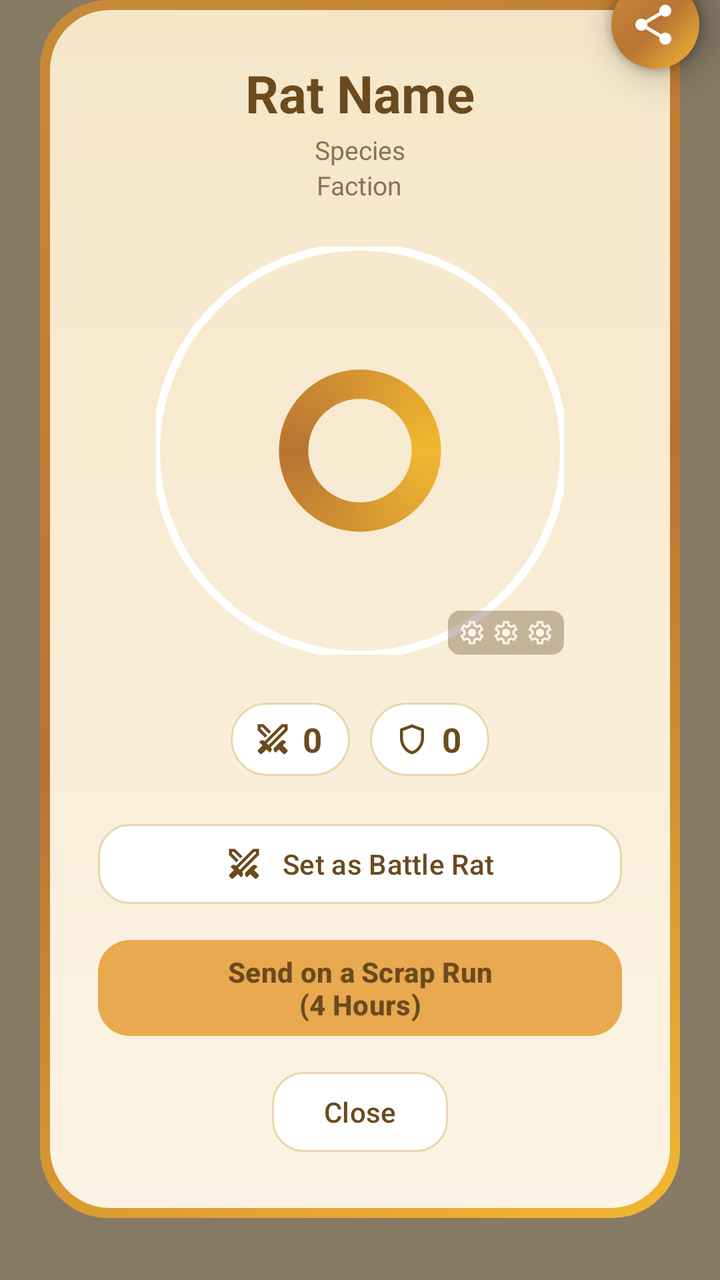
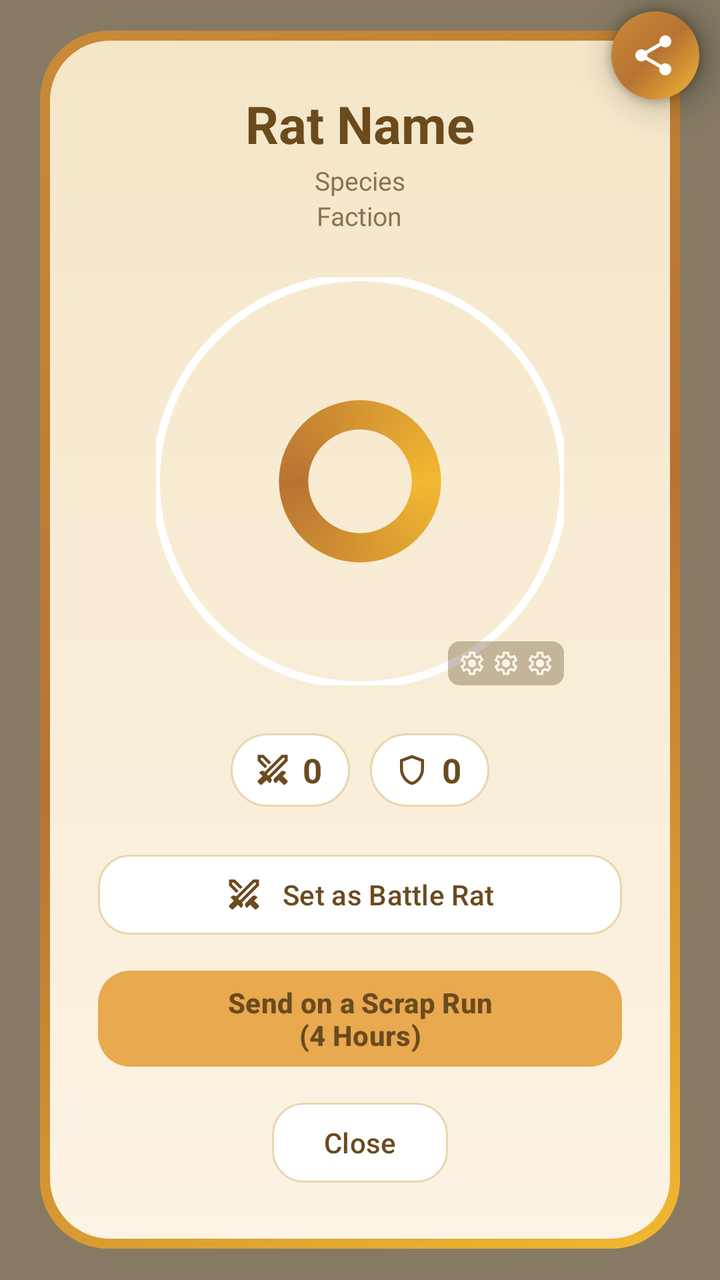

An Android layout rendered at two revisions. The XML below is the earlier revision; the diff shows what the commit changed to produce the second picture.
<!-- AndroidManifest.xml: application theme Theme.RatKingRecon -->
<!-- res/layout/dialog_enlarged_rat.xml -->
<?xml version="1.0" encoding="utf-8"?>
<RelativeLayout xmlns:android="http://schemas.android.com/apk/res/android"
    xmlns:app="http://schemas.android.com/apk/res-auto"
    android:id="@+id/enlargedLayout"
    android:layout_width="match_parent"
    android:layout_height="match_parent"
    android:background="#993A2A12"
    android:gravity="center">

    
    <FrameLayout
        android:id="@+id/enlargedCard"
        android:layout_width="320dp"
        android:layout_height="wrap_content"
        android:layout_centerInParent="true"
        android:elevation="10dp">

        
        <LinearLayout
            android:id="@+id/enlargedCardBorder"
            android:layout_width="match_parent"
            android:layout_height="wrap_content"
            android:orientation="vertical"
            android:background="@drawable/bg_recon_card_outer"
            android:padding="5dp">

        <LinearLayout
            android:layout_width="match_parent"
            android:layout_height="wrap_content"
            android:orientation="vertical"
            android:background="@drawable/bg_recon_card_inner"
            android:padding="24dp"
            android:gravity="center">

            <TextView
                android:id="@+id/enlargedRatName"
                android:layout_width="wrap_content"
                android:layout_height="wrap_content"
                android:textColor="@color/text_primary"
                android:textSize="26sp"
                android:textStyle="bold"
                android:text="Rat Name"
                android:layout_marginBottom="2dp" />

            
            <TextView
                android:id="@+id/enlargedRatSpecies"
                android:layout_width="wrap_content"
                android:layout_height="wrap_content"
                android:gravity="center"
                android:textColor="@color/text_muted"
                android:textSize="13sp"
                android:text="Species" />

            
            <TextView
                android:id="@+id/enlargedRatFaction"
                android:layout_width="wrap_content"
                android:layout_height="wrap_content"
                android:gravity="center"
                android:textColor="@color/text_muted"
                android:textSize="13sp"
                android:text="Faction"
                android:layout_marginBottom="14dp" />

            <FrameLayout
                android:layout_width="220dp"
                android:layout_height="220dp"
                android:layout_marginBottom="16dp">

                <View
                    android:layout_width="match_parent"
                    android:layout_height="match_parent"
                    android:background="@drawable/bg_recon_portrait_ring" />

                <com.google.android.material.imageview.ShapeableImageView
                    android:id="@+id/enlargedRatImage"
                    android:layout_width="204dp"
                    android:layout_height="204dp"
                    android:layout_gravity="center"
                    android:scaleType="centerCrop"
                    app:shapeAppearanceOverlay="@style/ShapeAppearanceOverlay.RatKing.Circle"
                    app:strokeColor="@color/card_white"
                    app:strokeWidth="4dp" />

                
                <LinearLayout
                    android:id="@+id/enlargedRatGears"
                    android:layout_width="wrap_content"
                    android:layout_height="wrap_content"
                    android:layout_gravity="bottom|end"
                    android:layout_margin="8dp"
                    android:orientation="horizontal"
                    android:background="@drawable/bg_badge_scrim"
                    android:paddingHorizontal="5dp"
                    android:paddingVertical="4dp">

                    <ImageView
                        android:id="@+id/enlargedGear1"
                        android:layout_width="14dp"
                        android:layout_height="14dp"
                        android:src="@drawable/ic_settings"
                        app:tint="@color/cream"
                        android:importantForAccessibility="no" />

                    <ImageView
                        android:id="@+id/enlargedGear2"
                        android:layout_width="14dp"
                        android:layout_height="14dp"
                        android:layout_marginStart="3dp"
                        android:src="@drawable/ic_settings"
                        app:tint="@color/cream"
                        android:importantForAccessibility="no" />

                    <ImageView
                        android:id="@+id/enlargedGear3"
                        android:layout_width="14dp"
                        android:layout_height="14dp"
                        android:layout_marginStart="3dp"
                        android:src="@drawable/ic_settings"
                        app:tint="@color/cream"
                        android:importantForAccessibility="no" />
                </LinearLayout>
            </FrameLayout>

            <LinearLayout
                android:layout_width="wrap_content"
                android:layout_height="wrap_content"
                android:orientation="horizontal"
                android:layout_marginBottom="20dp">

                <LinearLayout
                    android:layout_width="wrap_content"
                    android:layout_height="wrap_content"
                    android:background="@drawable/bg_recon_stat_pill"
                    android:gravity="center_vertical"
                    android:orientation="horizontal"
                    android:paddingStart="12dp"
                    android:paddingEnd="14dp"
                    android:paddingVertical="7dp">

                    <ImageView
                        android:layout_width="18dp"
                        android:layout_height="18dp"
                        android:src="@drawable/ic_power"
                        android:contentDescription="@null"
                        app:tint="@color/text_primary" />

                    <TextView
                        android:id="@+id/enlargedRatPower"
                        android:layout_width="wrap_content"
                        android:layout_height="wrap_content"
                        android:layout_marginStart="6dp"
                        android:textColor="@color/text_primary"
                        android:textSize="17sp"
                        android:textStyle="bold"
                        android:text="0" />
                </LinearLayout>

                <View
                    android:layout_width="10dp"
                    android:layout_height="1dp" />

                <LinearLayout
                    android:layout_width="wrap_content"
                    android:layout_height="wrap_content"
                    android:background="@drawable/bg_recon_stat_pill"
                    android:gravity="center_vertical"
                    android:orientation="horizontal"
                    android:paddingStart="12dp"
                    android:paddingEnd="14dp"
                    android:paddingVertical="7dp">

                    <ImageView
                        android:layout_width="18dp"
                        android:layout_height="18dp"
                        android:src="@drawable/ic_toughness"
                        android:contentDescription="@null"
                        app:tint="@color/text_primary" />

                    <TextView
                        android:id="@+id/enlargedRatToughness"
                        android:layout_width="wrap_content"
                        android:layout_height="wrap_content"
                        android:layout_marginStart="6dp"
                        android:textColor="@color/text_primary"
                        android:textSize="17sp"
                        android:textStyle="bold"
                        android:text="0" />
                </LinearLayout>
            </LinearLayout>

            
            <LinearLayout
                android:id="@+id/enlargedEffectsContainer"
                android:layout_width="match_parent"
                android:layout_height="wrap_content"
                android:orientation="vertical"
                android:layout_marginBottom="12dp"
                android:visibility="gone" />

            <com.google.android.material.button.MaterialButton
                android:id="@+id/battleRatButton"
                android:layout_width="match_parent"
                android:layout_height="wrap_content"
                android:layout_marginBottom="10dp"
                android:text="@string/btn_set_battle_rat"
                android:textAllCaps="false"
                android:textColor="@color/text_primary"
                app:backgroundTint="@color/card_white"
                app:cornerRadius="16dp"
                app:icon="@drawable/ic_power"
                app:iconGravity="textStart"
                app:iconPadding="10dp"
                app:iconTint="@color/text_primary"
                app:strokeColor="@color/card_border"
                app:strokeWidth="1dp" />

            <com.google.android.material.button.MaterialButton
                android:id="@+id/deployScrapyardButton"
                android:layout_width="match_parent"
                android:layout_height="56dp"
                android:text="@string/btn_deploy_scrap_run"
                android:textAllCaps="false"
                android:textColor="@color/text_primary"
                android:textStyle="bold"
                app:backgroundTint="@color/amber"
                app:cornerRadius="16dp"
                android:layout_marginBottom="10dp" />

            <com.google.android.material.button.MaterialButton
                android:id="@+id/closeEnlargedButton"
                android:layout_width="wrap_content"
                android:layout_height="wrap_content"
                android:text="@string/btn_close"
                android:textAllCaps="false"
                android:textColor="@color/text_primary"
                app:backgroundTint="@color/card_white"
                app:strokeColor="@color/card_border"
                app:strokeWidth="1dp"
                app:cornerRadius="16dp" />

        </LinearLayout>
        </LinearLayout>

        
        <View
            android:id="@+id/enlargedFrameOverlay"
            android:layout_width="match_parent"
            android:layout_height="match_parent" />
    </FrameLayout>

    
    <ImageButton
        android:id="@+id/enlargedShareButton"
        android:layout_width="44dp"
        android:layout_height="44dp"
        android:layout_alignTop="@id/enlargedCard"
        android:layout_alignEnd="@id/enlargedCard"
        android:layout_marginTop="-10dp"
        android:layout_marginEnd="-10dp"
        android:background="@drawable/bg_recon_card_outer"
        android:contentDescription="@string/btn_share"
        android:padding="10dp"
        android:src="@drawable/ic_share"
        android:elevation="12dp"
        app:tint="@color/card_white" />
</RelativeLayout>
<!-- resources referenced by this layout -->
<resources>
  <color name="amber">#E8A94F</color>
  <color name="card_border">#E8D6AE</color>
  <color name="card_white">#FFFFFF</color>
  <color name="cream">#FBF3E3</color>
  <color name="text_muted">#8A7255</color>
  <color name="text_primary">#6B4A1E</color>
  <!-- drawable bg_badge_scrim (drawable) -->
  <?xml version="1.0" encoding="utf-8"?>
  <shape xmlns:android="http://schemas.android.com/apk/res/android"
      android:shape="rectangle">
      <solid android:color="#4D4A2F0F" />
      <corners android:radius="6dp" />
  </shape>
  <!-- drawable bg_recon_card_inner (drawable) -->
  <?xml version="1.0" encoding="utf-8"?>
  <shape xmlns:android="http://schemas.android.com/apk/res/android"
      android:shape="rectangle">
      <gradient
          android:angle="90"
          android:startColor="@color/cream"
          android:endColor="@color/tan" />
      <corners android:radius="30dp" />
  </shape>
  <!-- drawable bg_recon_card_outer (drawable) -->
  <?xml version="1.0" encoding="utf-8"?>
  <shape xmlns:android="http://schemas.android.com/apk/res/android"
      android:shape="rectangle">
      <gradient
          android:angle="135"
          android:startColor="@color/brass_bright"
          android:centerColor="@color/copper"
          android:endColor="@color/amber_dark" />
      <corners android:radius="34dp" />
  </shape>
  <!-- drawable bg_recon_portrait_ring (drawable) -->
  <?xml version="1.0" encoding="utf-8"?>
  <shape xmlns:android="http://schemas.android.com/apk/res/android"
      android:shape="ring"
      android:innerRadiusRatio="8.5"
      android:thicknessRatio="15"
      android:useLevel="false">
      <gradient
          android:type="sweep"
          android:startColor="@color/brass_bright"
          android:centerColor="@color/copper"
          android:endColor="@color/brass_bright" />
  </shape>
  <!-- drawable bg_recon_stat_pill (drawable) -->
  <?xml version="1.0" encoding="utf-8"?>
  <shape xmlns:android="http://schemas.android.com/apk/res/android"
      android:shape="rectangle">
      <solid android:color="@color/card_white" />
      <stroke
          android:width="1dp"
          android:color="@color/card_border" />
      <corners android:radius="999dp" />
  </shape>
  <string name="btn_close">Close</string>
  <string name="btn_deploy_scrap_run">Send on a Scrap Run\n(4 Hours)</string>
  <string name="btn_set_battle_rat">Set as Battle Rat</string>
  <string name="btn_share">Share</string>
  <style name="ShapeAppearanceOverlay.RatKing.Circle" parent="">
          <item name="cornerSize">50%</item>
      </style>
  <style name="Theme.RatKingRecon" parent="Base.Theme.RatKingRecon" />
  <color name="tan">#F5E6C8</color>
  <color name="brass_bright">#F2B831</color>
  <color name="copper">#B87333</color>
  <color name="amber_dark">#C98B36</color>
  <color name="app_bg">@color/cream</color>
  <style name="Widget.RatKing.Button" parent="Widget.RatKing.Button.Base" />
  <style name="Animation.RatKing.Screen" parent="@android:style/Animation.Activity">
          <item name="android:activityOpenEnterAnimation">@anim/screen_enter</item>
          <item name="android:activityOpenExitAnimation">@anim/screen_exit</item>
          <item name="android:activityCloseEnterAnimation">@anim/screen_pop_enter</item>
          <item name="android:activityCloseExitAnimation">@anim/screen_pop_exit</item>
      </style>
  <color name="app_bg_end">@color/tan</color>
  <style name="Widget.RatKing.Button.Base" parent="Widget.Material3.Button" />
  <!-- unchanged entries left out for length: 5 -->
</resources>

<!-- the commit's change to res/layout/dialog_enlarged_rat.xml (unified diff, before → after) -->
@@ -244,10 +244,12 @@
         </LinearLayout>
 
         
+        
         <View
             android:id="@+id/enlargedFrameOverlay"
-            android:layout_width="match_parent"
-            android:layout_height="match_parent" />
+            android:layout_width="wrap_content"
+            android:layout_height="wrap_content"
+            android:visibility="gone" />
     </FrameLayout>
 
     
